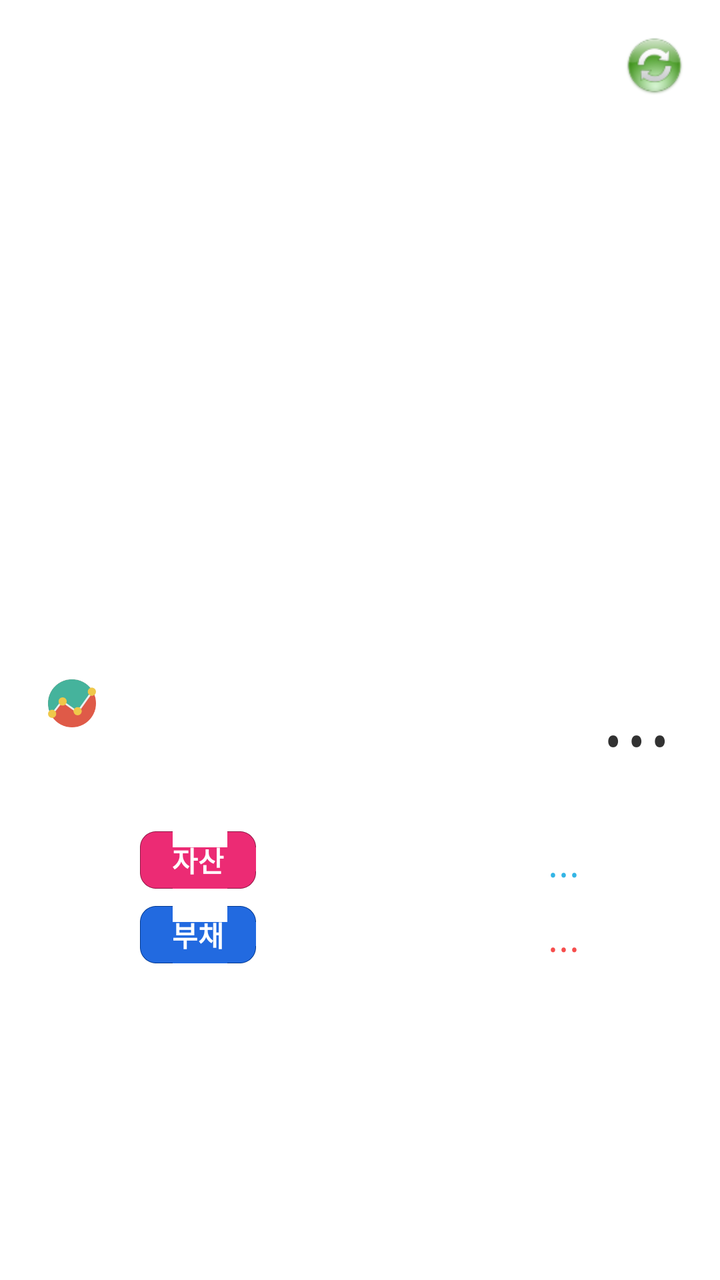
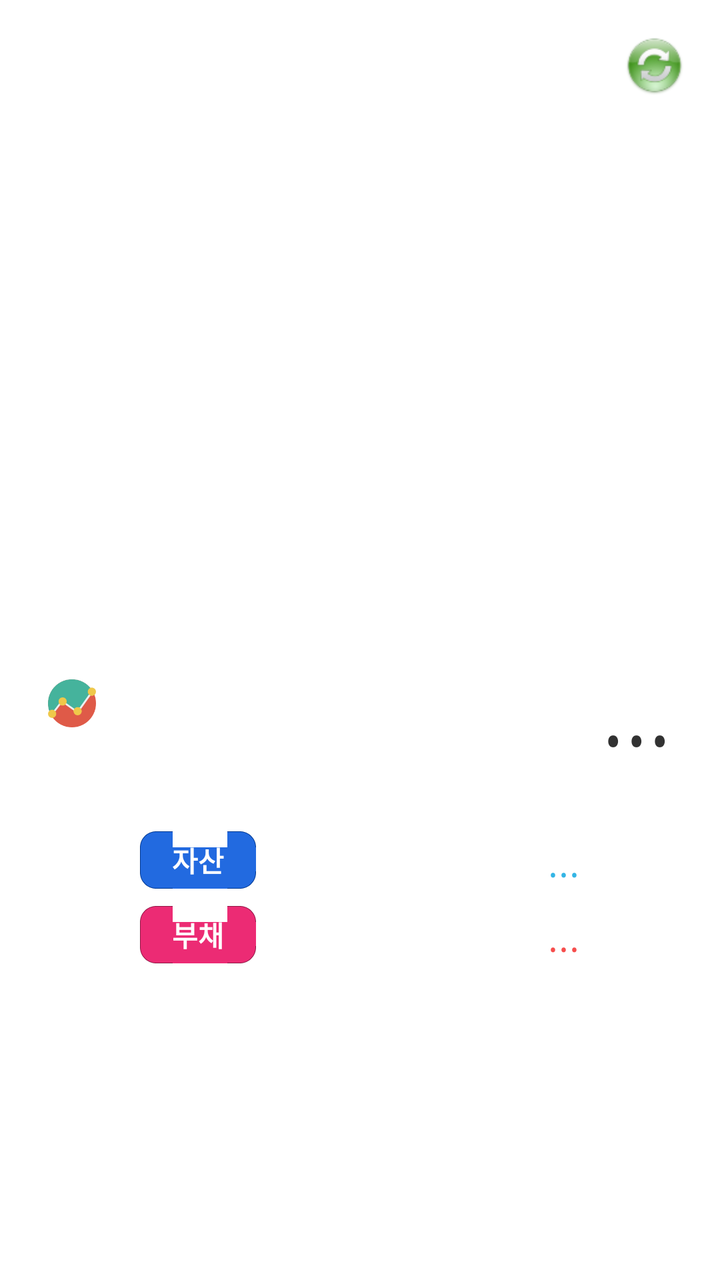

An Android layout rendered at two revisions. The XML below is the earlier revision; the diff shows what the commit changed to produce the second picture.
<!-- AndroidManifest.xml: application theme AppTheme -->
<!-- res/layout/fragment_finalcial_state_summary_tab.xml -->
<?xml version="1.0" encoding="utf-8"?>
<RelativeLayout xmlns:android="http://schemas.android.com/apk/res/android"
    android:layout_width="match_parent"
    android:layout_height="match_parent" >

    <ScrollView
        android:layout_width="match_parent"
        android:layout_height="match_parent"
        android:layout_alignParentTop="true"
        android:layout_centerHorizontal="true" >

        <LinearLayout
            android:layout_width="match_parent"
            android:layout_height="wrap_content"
            android:orientation="vertical" >

            <FrameLayout
                android:layout_width="match_parent"
                android:layout_height="300dp" >

                <LinearLayout
                    android:id="@+id/chart"
                    android:layout_width="match_parent"
                    android:layout_height="match_parent"
                    android:layout_gravity="center"
                    android:gravity="center"
                    android:orientation="vertical" />

                <ImageView
                    android:id="@+id/as_refresh"
                    android:layout_width="30dp"
                    android:layout_height="30dp"
                    android:layout_gravity="right|top"
                    android:layout_marginRight="18dp"
                    android:layout_marginTop="18dp"
                    android:contentDescription="@string/na"
                    android:src="@drawable/refresh" />
            </FrameLayout>

            <RelativeLayout
                android:layout_width="match_parent"
                android:layout_height="wrap_content"
                android:layout_marginLeft="20dp"
                android:layout_marginRight="20dp"
                android:layout_marginTop="8dp"
                android:orientation="horizontal"
                android:paddingBottom="8dp"
                android:paddingLeft="4dp"
                android:paddingRight="4dp"
                android:paddingTop="6dp" >

                <ImageView
                    android:layout_width="24dp"
                    android:layout_height="24dp"
                    android:layout_alignParentLeft="true"
                    android:layout_centerVertical="true"
                    android:contentDescription="@string/na"
                    android:src="@drawable/graph" />

                <TextView
                    android:id="@+id/as_sum_value"
                    android:layout_width="wrap_content"
                    android:layout_height="wrap_content"
                    android:layout_alignParentRight="true"
                    android:layout_centerVertical="true"
                    android:layout_marginLeft="3dp"
                    android:text="..."
                    android:textScaleX="0.8"
                    android:textSize="55sp" />
            </RelativeLayout>

            <RelativeLayout
                android:layout_width="match_parent"
                android:layout_height="wrap_content"
                android:layout_marginLeft="70dp"
                android:layout_marginRight="70dp"
                android:layout_marginTop="20dp"
                android:orientation="horizontal" >

                <TextView
                    android:layout_width="wrap_content"
                    android:layout_height="wrap_content"
                    android:layout_alignParentLeft="true"
                    android:layout_centerVertical="true"
                    android:alpha="90"
                    android:background="@drawable/input_color_box"
                    android:paddingBottom="4dp"
                    android:paddingLeft="16dp"
                    android:paddingRight="16dp"
                    android:paddingTop="4dp"
                    android:text="@string/title_saving"
                    android:textColor="@color/text_white"
                    android:textSize="14sp"
                    android:textStyle="bold" />

                <TextView
                    android:id="@+id/as_saving_value"
                    android:layout_width="wrap_content"
                    android:layout_height="wrap_content"
                    android:layout_alignParentRight="true"
                    android:layout_centerVertical="true"
                    android:layout_marginLeft="30dp"
                    android:text="..."
                    android:textColor="@color/text_blue"
                    android:textScaleX="0.9"
                    android:textSize="22sp" />
            </RelativeLayout>

            <RelativeLayout
                android:layout_width="match_parent"
                android:layout_height="wrap_content"
                android:layout_marginBottom="30dp"
                android:layout_marginLeft="70dp"
                android:layout_marginRight="70dp"
                android:layout_marginTop="8dp"
                android:orientation="horizontal" >

                <TextView
                    android:layout_width="wrap_content"
                    android:layout_height="wrap_content"
                    android:layout_alignParentLeft="true"
                    android:layout_centerVertical="true"
                    android:background="@drawable/input_color_box_3"
                    android:paddingBottom="4dp"
                    android:paddingLeft="16dp"
                    android:paddingRight="16dp"
                    android:paddingTop="4dp"
                    android:text="@string/title_debt"
                    android:textColor="@color/text_white"
                    android:textSize="14sp"
                    android:textStyle="bold" />

                <TextView
                    android:id="@+id/as_debt_value"
                    android:layout_width="wrap_content"
                    android:layout_height="wrap_content"
                    android:layout_alignParentRight="true"
                    android:layout_centerVertical="true"
                    android:layout_marginLeft="30dp"
                    android:text="..."
                    android:textColor="@color/text_red"
                    android:textScaleX="0.9"
                    android:textSize="22sp" />
            </RelativeLayout>
        </LinearLayout>
    </ScrollView>

    <LinearLayout
        android:id="@+id/as_update_notification"
        android:layout_width="wrap_content"
        android:layout_height="wrap_content"
        android:layout_alignParentRight="true"
        android:layout_alignParentTop="true"
        android:layout_gravity="right"
        android:layout_marginLeft="4dp"
        android:layout_marginRight="4dp"
        android:layout_marginTop="10dp"
        android:background="@drawable/input_box_round_2"
        android:orientation="horizontal"
        android:paddingBottom="2dp"
        android:paddingLeft="7dp"
        android:paddingTop="4dp"
        android:visibility="gone" >

        <TextView
            android:id="@+id/as_list_notification_text"
            android:layout_width="wrap_content"
            android:layout_height="wrap_content"
            android:layout_gravity="center_vertical"
            android:gravity="center_vertical"
            android:text="@string/update_as_date"
            android:textColor="@color/text_blue" />

        <ImageView
            android:layout_width="wrap_content"
            android:layout_height="wrap_content"
            android:layout_gravity="center_vertical"
            android:contentDescription="@string/na"
            android:gravity="center_vertical"
            android:src="@drawable/waiting" />
    </LinearLayout>

</RelativeLayout>
<!-- resources referenced by this layout -->
<resources>
  <color name="text_blue">#33B5E5</color>
  <color name="text_red">#F64D4C</color>
  <color name="text_white">#FFFFFF</color>
  <!-- drawable graph: png bitmap (drawable-xxhdpi, 5153 bytes) -->
  <!-- drawable input_box_round_2: png bitmap (drawable-xxhdpi, 4422 bytes) -->
  <!-- drawable input_color_box: png bitmap (drawable-xxhdpi, 4016 bytes) -->
  <!-- drawable input_color_box_3: png bitmap (drawable-xxhdpi, 4025 bytes) -->
  <!-- drawable refresh: png bitmap (drawable-xxhdpi, 3846 bytes) -->
  <!-- drawable waiting: png bitmap (drawable-xxhdpi, 4993 bytes) -->
  <string name="na" />
  <string name="title_debt">부채</string>
  <string name="title_saving">자산</string>
  <string name="update_as_date">최신 데이터로 업데이트 합니다.</string>
  <style name="AppTheme" parent="AppBaseTheme">
          <item name="android:actionBarSize">40dp</item>
          
      </style>
  <style name="AppBaseTheme" parent="android:Theme.Light">
          
      </style>
</resources>

<!-- the commit's change to res/layout/fragment_finalcial_state_summary_tab.xml (unified diff, before → after) -->
@@ -83,7 +83,7 @@
                     android:layout_alignParentLeft="true"
                     android:layout_centerVertical="true"
                     android:alpha="90"
-                    android:background="@drawable/input_color_box"
+                    android:background="@drawable/input_color_box_3"
                     android:paddingBottom="4dp"
                     android:paddingLeft="16dp"
                     android:paddingRight="16dp"
@@ -120,7 +120,7 @@
                     android:layout_height="wrap_content"
                     android:layout_alignParentLeft="true"
                     android:layout_centerVertical="true"
-                    android:background="@drawable/input_color_box_3"
+                    android:background="@drawable/input_color_box"
                     android:paddingBottom="4dp"
                     android:paddingLeft="16dp"
                     android:paddingRight="16dp"
